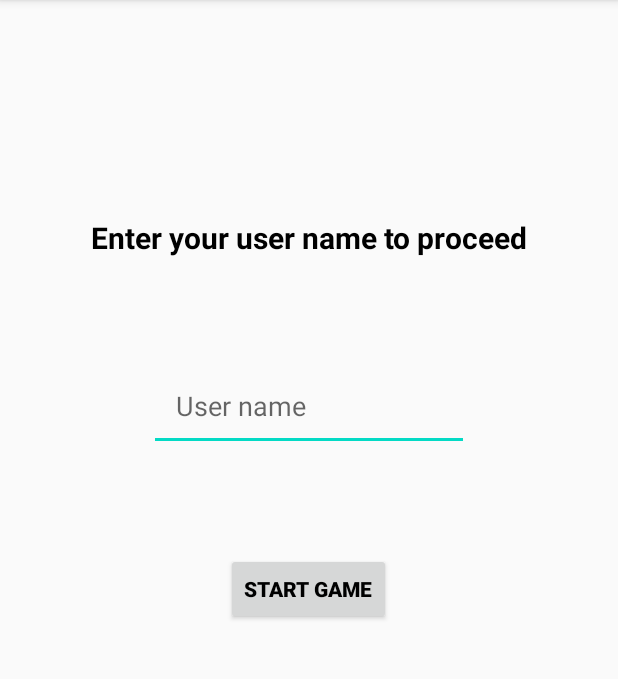
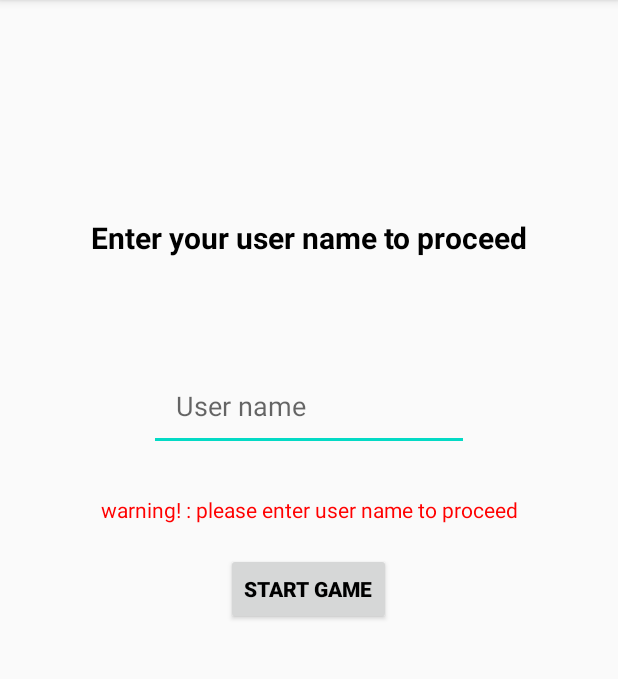
Before and after one commit to vinayak5002/Tic-tac-toe, an Android app: the screen it shows after launch (MainActivity), after a tap on "START GAME", on a phone screen of 412 x 824 dp, the part 84-763 px from its top. Run offline under Robolectric (Android 15) with nearby library versions, the phone set to English and light mode, and no system bars.

Commit message:
user gets warning on providing empty user name

```diff
--- a/app/src/main/java/com/tic_tac_toe/app/MainActivity.java
+++ b/app/src/main/java/com/tic_tac_toe/app/MainActivity.java
@@ -7,6 +7,7 @@ import android.util.Log;
 import android.view.View;
 import android.widget.Button;
 import android.widget.EditText;
+import android.widget.TextView;
 
 public class MainActivity extends AppCompatActivity {
 
@@ -14,11 +15,11 @@ public class MainActivity extends AppCompatActivity {
         Log.i("Submit button", "userNameSubmit: ");
     }
 
-    String warningMessage = " ";
     String userName;
 
     Button submitButton;
     EditText userNameField;
+    TextView warningMessage;
 
     @Override
     protected void onCreate(Bundle savedInstanceState) {
@@ -26,6 +27,8 @@ public class MainActivity extends AppCompatActivity {
         setContentView(R.layout.activity_main);
 
         submitButton = findViewById(R.id.UserNameSubmit);
+        warningMessage = findViewById(R.id.WarningMessage);
+        warningMessage.setText(" ");
 
         submitButton.setOnClickListener(new View.OnClickListener() {
             @Override
@@ -37,8 +40,11 @@ public class MainActivity extends AppCompatActivity {
 
                 if(!userName.equals("")){
                     Log.i("user name", "onClick: user name not null");
-                    Log.i("user name", userName);
                     startActivity(launchGame);
+                    warningMessage.setText(" ");
+                }
+                else{
+                    warningMessage.setText("warning! : please enter user name to proceed");
                 }
             }
         });
--- a/app/src/main/res/layout/activity_main.xml
+++ b/app/src/main/res/layout/activity_main.xml
@@ -51,14 +51,15 @@
         app:layout_constraintTop_toBottomOf="@+id/UserName"
         app:layout_constraintVertical_bias="0.162" />
 
-<!--    <TextView-->
-<!--        android:id="@+id/textView2"-->
-<!--        android:layout_width="wrap_content"-->
-<!--        android:layout_height="wrap_content"-->
-<!--        android:layout_marginTop="10dp"-->
-<!--        android:text= "warningMessage"-->
-<!--        app:layout_constraintBottom_toTopOf="@+id/UserNameSubmit"-->
-<!--        app:layout_constraintEnd_toEndOf="parent"-->
-<!--        app:layout_constraintStart_toStartOf="parent"-->
-<!--        app:layout_constraintTop_toBottomOf="@+id/UserName" />-->
+    <TextView
+        android:id="@+id/WarningMessage"
+        android:layout_width="wrap_content"
+        android:layout_height="wrap_content"
+        android:layout_marginTop="10dp"
+        android:text= " "
+        android:textColor="#F00"
+        app:layout_constraintBottom_toTopOf="@+id/UserNameSubmit"
+        app:layout_constraintEnd_toEndOf="parent"
+        app:layout_constraintStart_toStartOf="parent"
+        app:layout_constraintTop_toBottomOf="@+id/UserName" />
 </android.support.constraint.ConstraintLayout>
```
